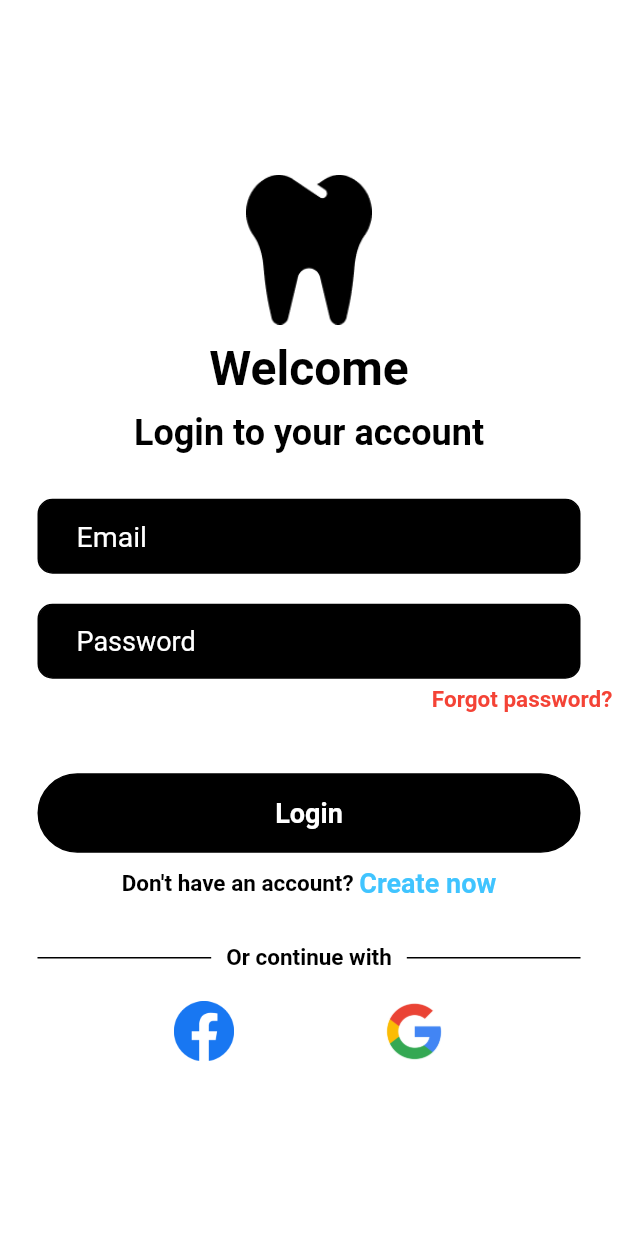
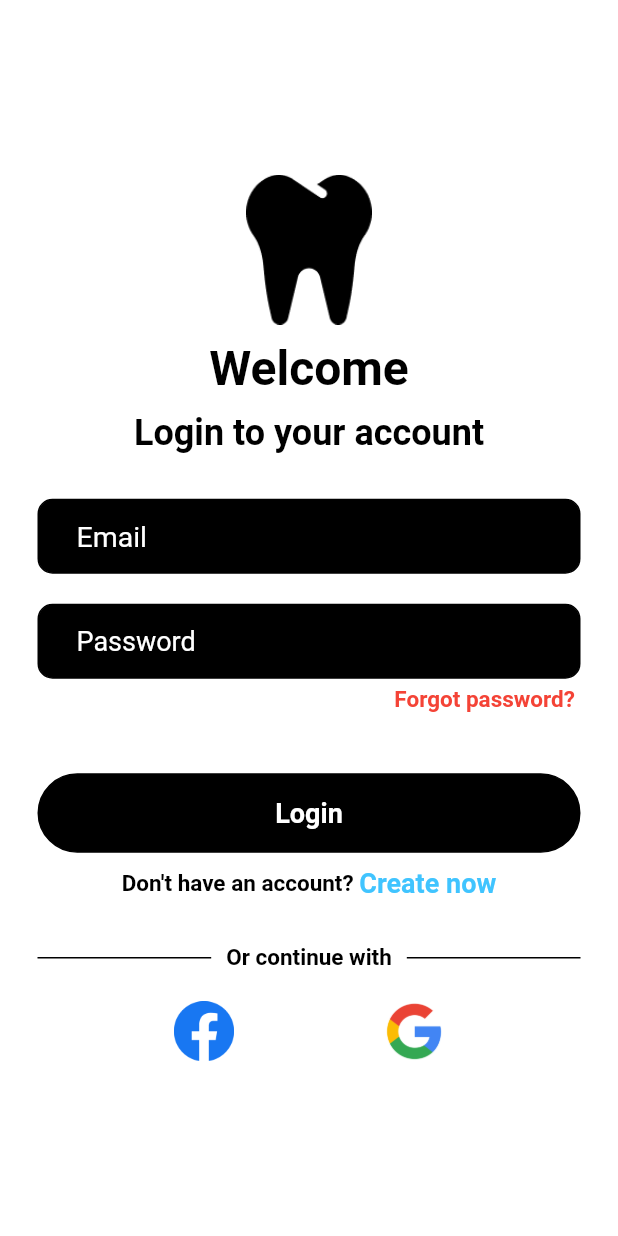
Before and after one commit to robertbusaru/flutter_framework_app_bachelors_degree_project, a Flutter app: the screen it shows after launch, on a phone screen of 412 x 824 dp. Run offline on Flutter 3.47's test engine with Material 2 defaults, Android fonts, the phone set to English and light mode, and no system bars; our stand-ins replace firebase_auth, firebase_core, google_fonts; accounts and stored records are empty.

Commit message:
updated the forgot password by adding padding

```diff
--- a/lib/login_page.dart
+++ b/lib/login_page.dart
@@ -1,5 +1,6 @@
 import 'package:flutter/material.dart';
 import 'package:google_fonts/google_fonts.dart';
+import 'package:firebase_auth/firebase_auth.dart';
 
 class LoginPage extends StatefulWidget{
   const LoginPage({Key? key}) : super(key: key);
@@ -106,13 +107,16 @@ class _LoginPageState extends State<LoginPage>{
                 Row(
                     mainAxisAlignment: MainAxisAlignment.end,
                     children: [
-                      Text(
+                      Padding(
+                        padding: const EdgeInsets.symmetric(horizontal: 25.0),
+                        child: Text(
                         "Forgot password? ",
                         style: GoogleFonts.aBeeZee(
                           fontSize: 15,
                           color: Colors.red,
                           fontWeight: FontWeight.bold,
                           )
+                        ),
                       ),
                     ]
                 ),
--- a/pubspec.yaml
+++ b/pubspec.yaml
@@ -36,7 +36,7 @@ dependencies:
   # Use with the CupertinoIcons class for iOS style icons.
   cupertino_icons: ^1.0.2
   google_fonts: ^4.0.3
-  firebase_auth: ^4.2.8
+  firebase_auth: ^4.2.9
 
 dev_dependencies:
   flutter_test:
```
Lines whose indentation alone changed are shown as unchanged.
